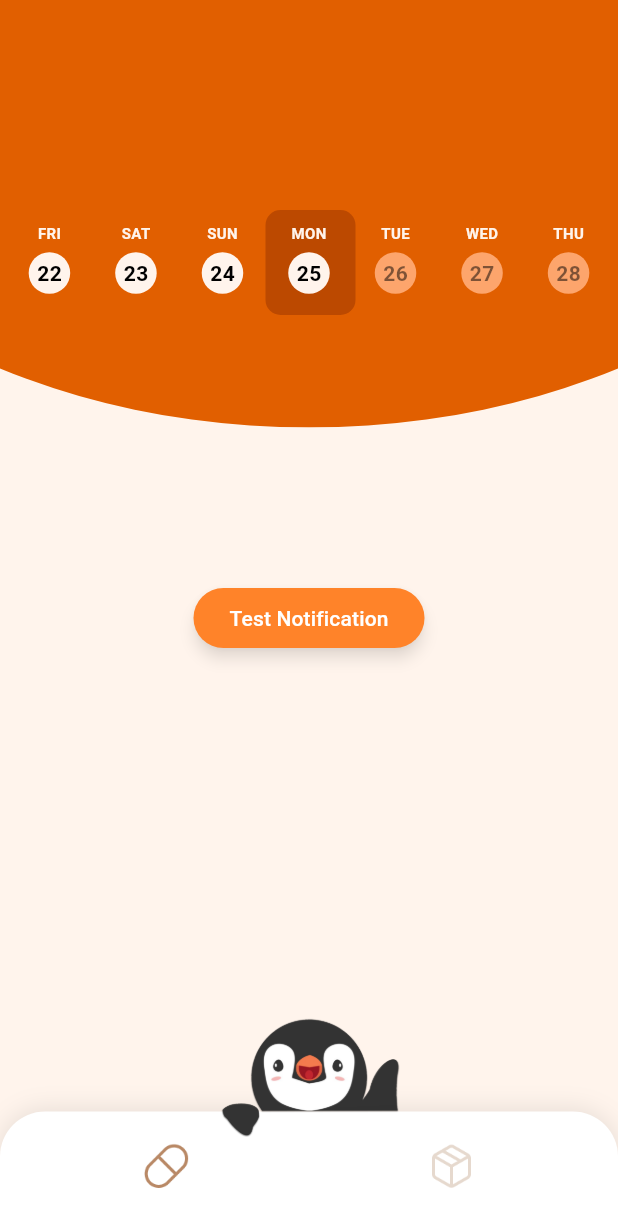
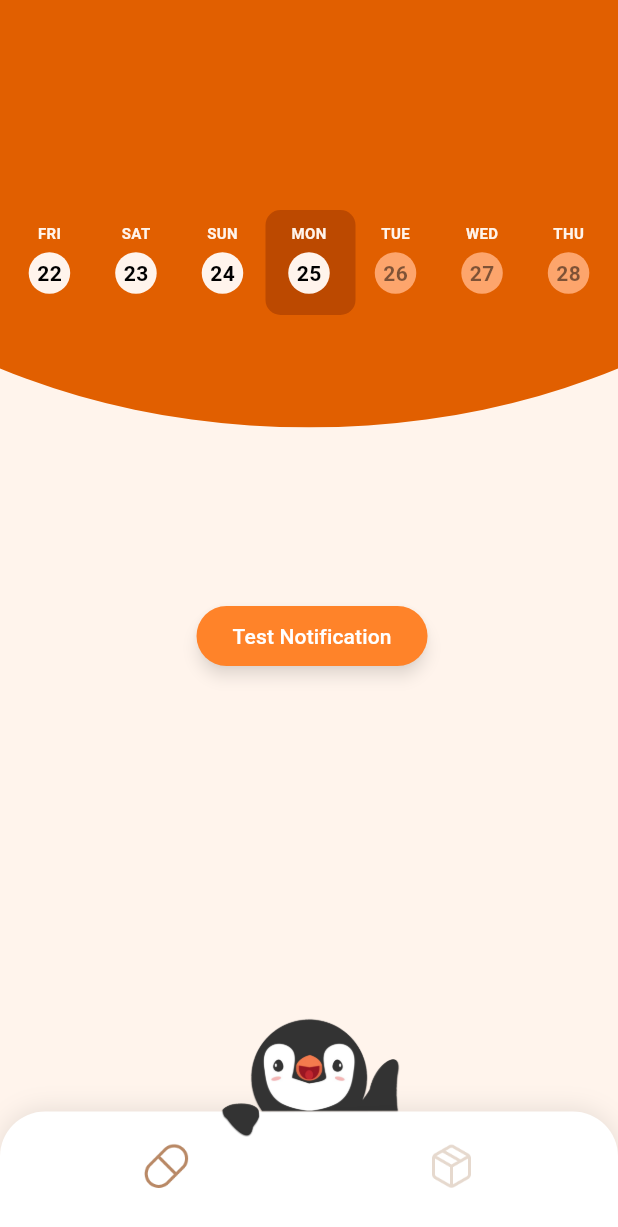
Before and after one commit to YZ1GO/L.EIC017_ES_PRJ, a Flutter app: the screen it shows after launch, on a phone screen of 412 x 824 dp. Shown: the top 1227 px of the screen. Run offline on Flutter 3.47's test engine with Material 3 defaults, Android fonts, the phone set to English and light mode, and no system bars; our stand-ins replace flutter_local_notifications, permission_handler.

Commit message:
fixed warning positioned of the notification button

```diff
--- a/app/lib/widgets/system_notification_test_widget.dart
+++ b/app/lib/widgets/system_notification_test_widget.dart
@@ -7,9 +7,9 @@ class SystemNotificationWidget extends StatelessWidget {
 
   @override
   Widget build(BuildContext context) {
-    return Center(
-      child: Positioned(
-        top: 300,
+    return Positioned(
+      top: 400,
+      left: (MediaQuery.of(context).size.width - 150) / 2,
       child: ElevatedButton(
         onPressed: () async {
           await requestNotificationPermission(context);
@@ -20,7 +20,6 @@ class SystemNotificationWidget extends StatelessWidget {
           shadowColor: Colors.black.withOpacity(0.5),
           backgroundColor: Color.fromRGBO(255, 131, 41, 1),
           foregroundColor: Colors.white,
-          ),
         ),
       ),
     );
@@ -75,9 +74,7 @@ class SystemNotificationWidget extends StatelessWidget {
       icon: '@mipmap/ic_launcher', // flutter default icon
     );
     const NotificationDetails platformChannelSpecifics =
-    NotificationDetails(
-        android: androidPlatformChannelSpecifics
-    );
+    NotificationDetails(android: androidPlatformChannelSpecifics);
     await FlutterLocalNotificationsPlugin().show(
       0,
       'Test Notification',
```
Lines whose indentation alone changed are shown as unchanged.
